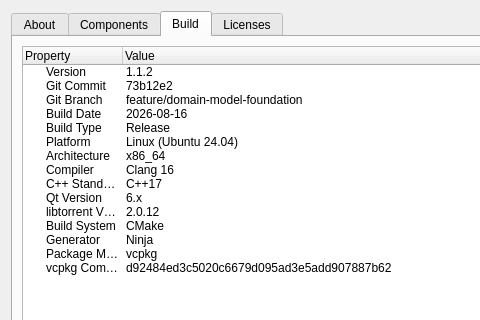
Old version of the form src/gui/AboutDialog.ui in the repository amefs/TorrentCraft; both pictures show x 0 to 480 and y 0 to 320 of the 720 by 560 pixel window.
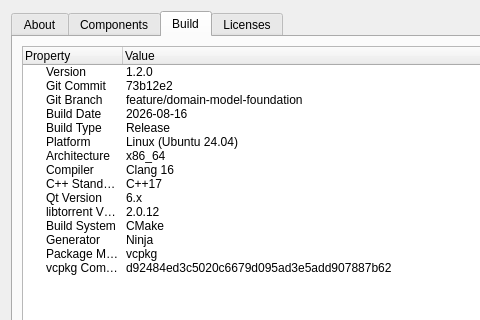
New version of the form. The open tabs and pages were chosen to show the change.

```diff
--- a/src/gui/AboutDialog.ui
+++ b/src/gui/AboutDialog.ui
@@ -211,7 +211,7 @@
            <string>Version</string>
           </property>
           <property name="text">
-           <string>1.1.2</string>
+           <string>1.2.0</string>
           </property>
          </item>
          <item>
```
